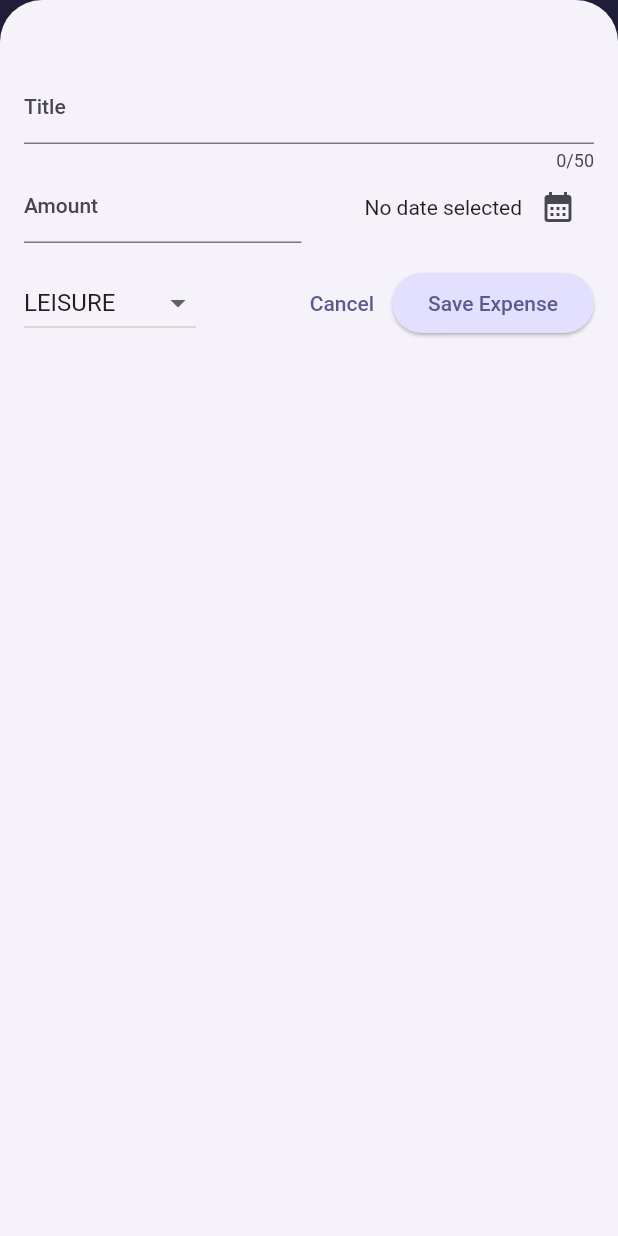
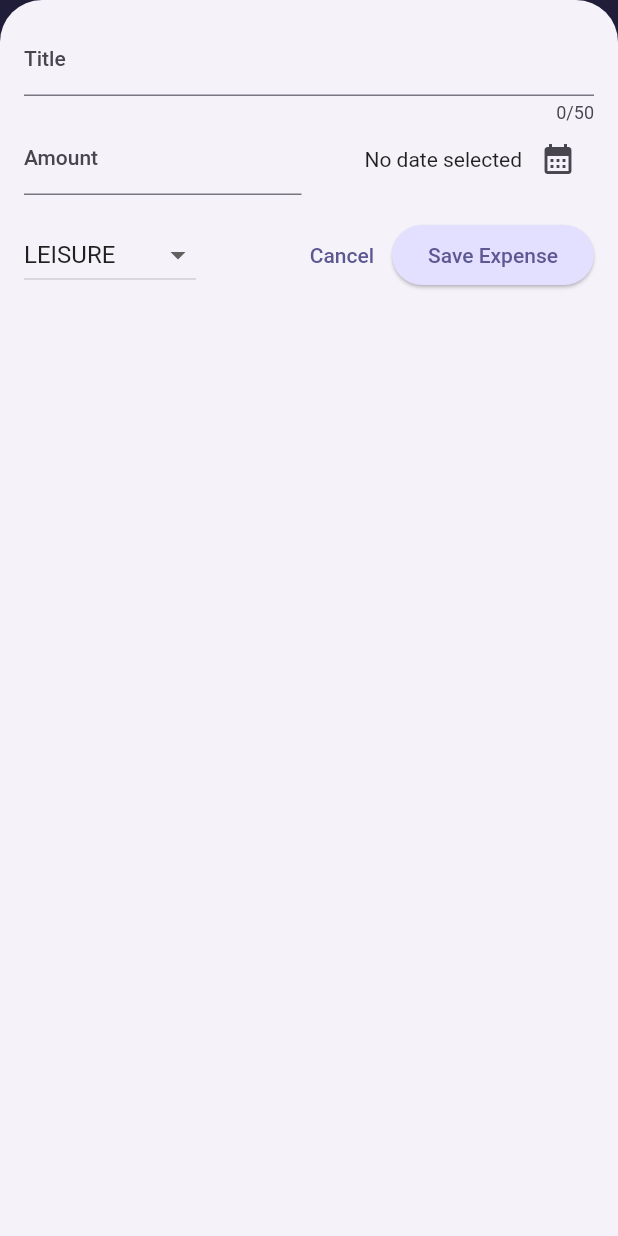
Before and after one commit to newtonkim/expense-tracker, a Flutter app: the screen it shows after launch, after a tap on the "add" icon, on a phone screen of 412 x 824 dp. Run offline on Flutter 3.47's test engine with Material 2 defaults, Android fonts, the phone set to English and light mode, and no system bars.

Commit message:
stablize expense tracker

```diff
--- a/lib/widgets/expenses.dart
+++ b/lib/widgets/expenses.dart
@@ -65,6 +65,7 @@
   void _openAddExpenseOverlay() {
     showModalBottomSheet(
       isScrollControlled: true,
+      useSafeArea: true,
       context: context,
       builder: (ctx) => NewExpense(onAddExpense: _addExpenses),
     );
--- a/lib/widgets/new_expense.dart
+++ b/lib/widgets/new_expense.dart
@@ -1,5 +1,6 @@
 import 'package:flutter/material.dart';
 import 'package:expense_trucker/models/expense.dart';
+import 'package:flutter/rendering.dart';
 
 class NewExpense extends StatefulWidget {
   const NewExpense({super.key, required this.onAddExpense});
@@ -49,8 +50,7 @@
           title: _titleInputController.text,
           amount: enteredAmount,
           date: _selectedDate!,
-          category: _selectedCategory
-      ),
+          category: _selectedCategory),
     );
     Navigator.pop(context);
   }
@@ -79,10 +79,45 @@
 
   @override
   Widget build(context) {
-    return Padding(
-      padding: const EdgeInsets.fromLTRB(16, 48, 16, 16),
+    final keyBoardSpace = MediaQuery.of(context).viewInsets.bottom;
+
+    return LayoutBuilder(builder: (ctx, Constraints) {
+      final width = Constraints.maxWidth;
+
+      return SizedBox(
+        height: double.infinity,
+        child: SingleChildScrollView(
+          child: Padding(
+            padding: EdgeInsets.fromLTRB(16, 16, 16, keyBoardSpace + 16),
             child: Column(
               children: [
+                if (width >= 600)
+                  Row(
+                    crossAxisAlignment: CrossAxisAlignment.start,
+                    children: [
+                      Expanded(
+                        child: TextField(
+                          controller: _titleInputController,
+                          maxLength: 50,
+                          decoration: const InputDecoration(
+                            label: Text('Title'),
+                          ),
+                        ),
+                      ),
+                      const SizedBox(width: 24),
+                      Expanded(
+                        child: TextField(
+                          controller: _amountInputController,
+                          keyboardType: TextInputType.number,
+                          decoration: const InputDecoration(
+                            prefixText: '\$',
+                            label: Text('Amount'),
+                          ),
+                        ),
+                      )
+                    ],
+                  )
+                else
                   TextField(
                     controller: _titleInputController,
                     maxLength: 50,
@@ -164,6 +199,9 @@
                 ),
               ],
             ),
+          ),
+        ),
       );
+    });
   }
 }
```
Lines whose indentation alone changed are shown as unchanged.
